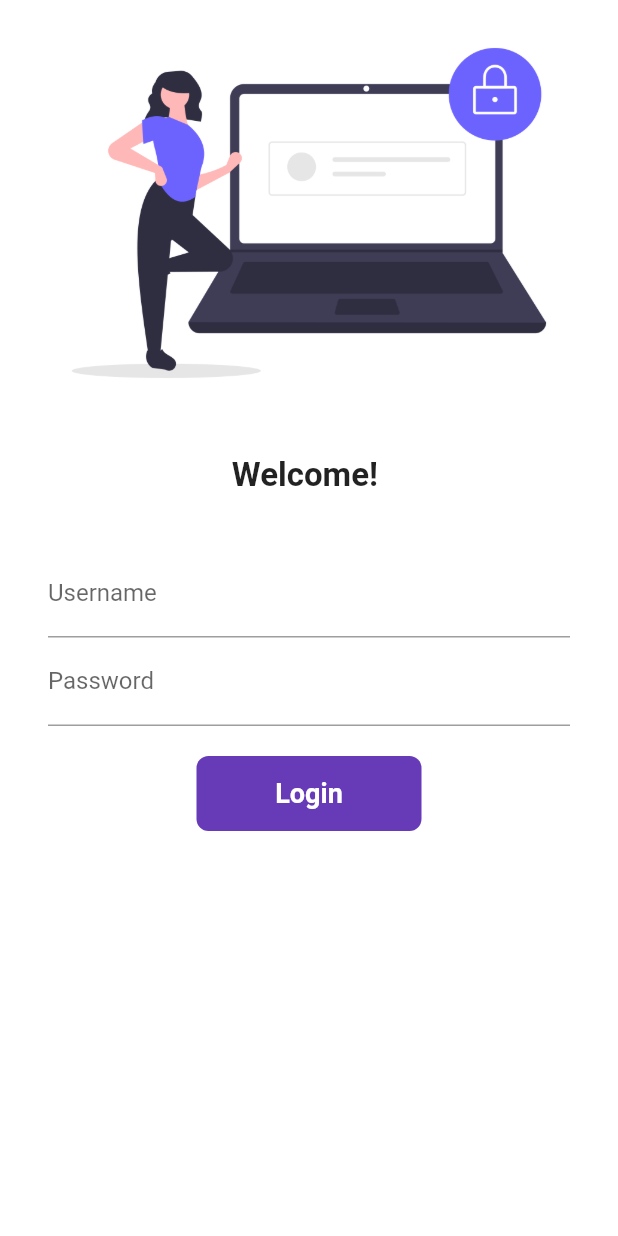
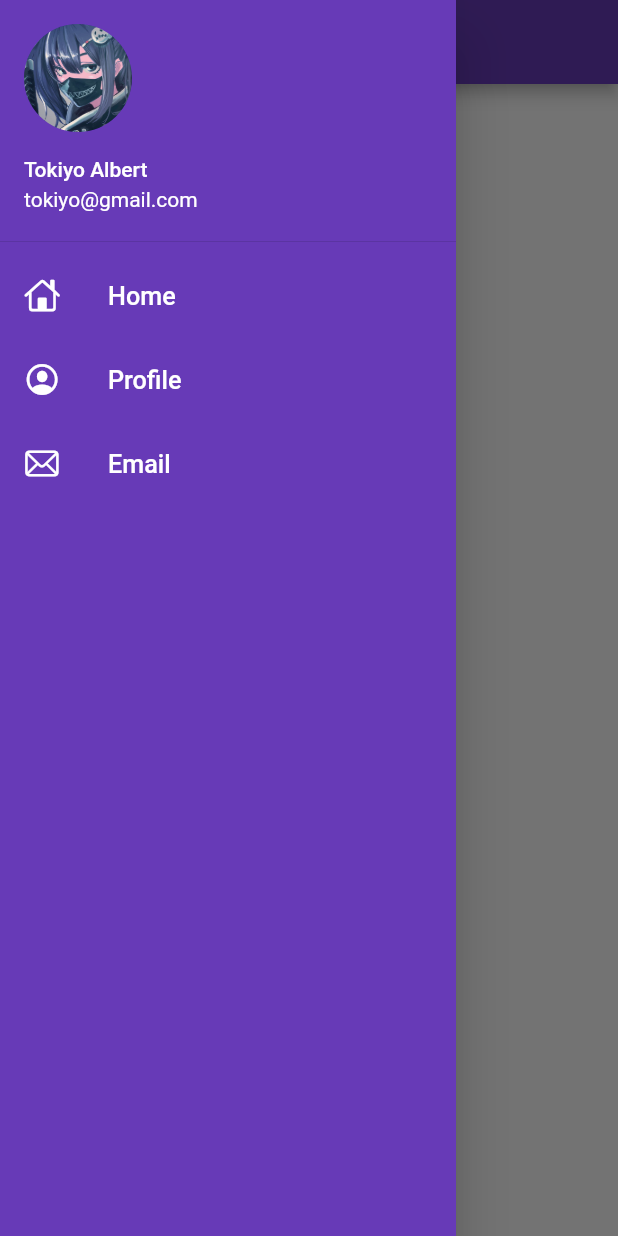
Before and after one commit to kritika-kumawat/30DaysOfFlutter, a Flutter app: the screen it shows after launch, with the side drawer open (before the commit the screen has no drawer), on a phone screen of 412 x 824 dp. Run offline on Flutter 3.47's test engine with Material 2 defaults, Android fonts, the phone set to English and light mode, and no system bars.

Commit message:
Day 9 completed

```diff
--- a/lib/main.dart
+++ b/lib/main.dart
@@ -12,11 +12,12 @@ class MyApp extends StatelessWidget {
   Widget build(BuildContext context) {
     return MaterialApp(
       themeMode: ThemeMode.light,
-      theme: ThemeData(primarySwatch: Colors.purple),
+      theme: ThemeData(primarySwatch: Colors.deepPurple),
       darkTheme: ThemeData(
         brightness: Brightness.dark,
       ),
-      initialRoute: "/",
+      debugShowCheckedModeBanner: false,
+      initialRoute: MyRoutes.homeRoute,
       routes: {
         "/": (context) => LoginPage(),
         MyRoutes.homeRoute: (context) => HomePage(),
--- a/lib/pages/home_page.dart
+++ b/lib/pages/home_page.dart
@@ -1,4 +1,5 @@
 import 'package:flutter/material.dart';
+import 'package:flutter_catalog/widgets/drawer.dart';
 
 class HomePage extends StatelessWidget {
   @override
@@ -12,7 +13,7 @@ class HomePage extends StatelessWidget {
           child: Text("Welcome to 30 days of Flutter!"),
         ),
       ),
-      drawer: Drawer(),
+      drawer: MyDrawer(),
     );
   }
 }
--- /dev/null
+++ b/lib/widgets/drawer.dart
@@ -0,0 +1,55 @@
+import 'package:flutter/cupertino.dart';
+import 'package:flutter/material.dart';
+
+class MyDrawer extends StatelessWidget {
+  @override
+  Widget build(BuildContext context) {
+    // ignore: prefer_const_declarations
+    // final imageUrl =
+    //     "https://c4.wallpaperflare.com/wallpaper/116/70/457/anime-anime-girls-mask-hd-wallpaper-preview.jpg";
+    return Drawer(
+      child: Container(
+        color: Colors.deepPurple,
+        child: ListView(
+          padding: EdgeInsets.zero,
+          children: [
+            DrawerHeader(
+              padding: EdgeInsets.zero,
+              child: UserAccountsDrawerHeader(
+                margin: EdgeInsets.zero,
+                accountName: Text("Tokiyo Albert"),
+                accountEmail: Text("tokiyo@gmail.com"),
+                currentAccountPicture: CircleAvatar(
+                    backgroundImage: AssetImage('assests/images/profile.jpg')),
+              ),
+            ),
+            ListTile(
+              leading: Icon(
+                CupertinoIcons.home,
+                color: Colors.white,
+              ),
+              title: Text("Home",
+                  textScaleFactor: 1.2, style: TextStyle(color: Colors.white)),
+            ),
+            ListTile(
+              leading: Icon(
+                CupertinoIcons.profile_circled,
+                color: Colors.white,
+              ),
+              title: Text("Profile",
+                  textScaleFactor: 1.2, style: TextStyle(color: Colors.white)),
+            ),
+            ListTile(
+              leading: Icon(
+                CupertinoIcons.mail,
+                color: Colors.white,
+              ),
+              title: Text("Email",
+                  textScaleFactor: 1.2, style: TextStyle(color: Colors.white)),
+            )
+          ],
+        ),
+      ),
+    );
+  }
+}
```
Also changed, not shown: assests/images/profile.jpg (added).
